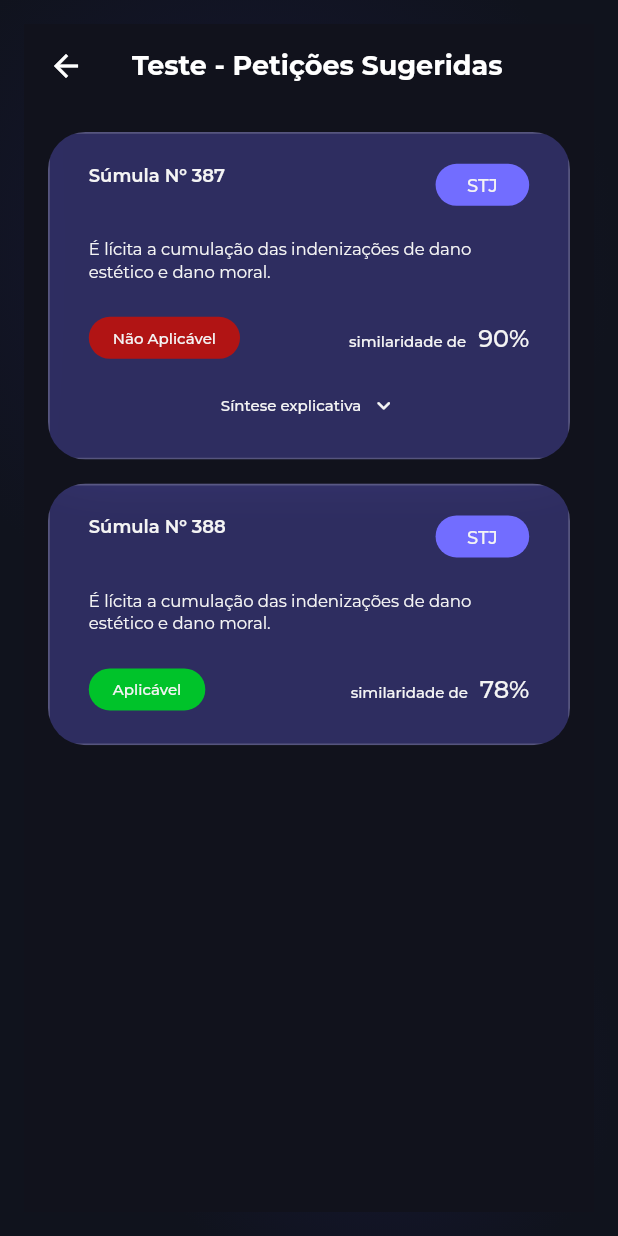
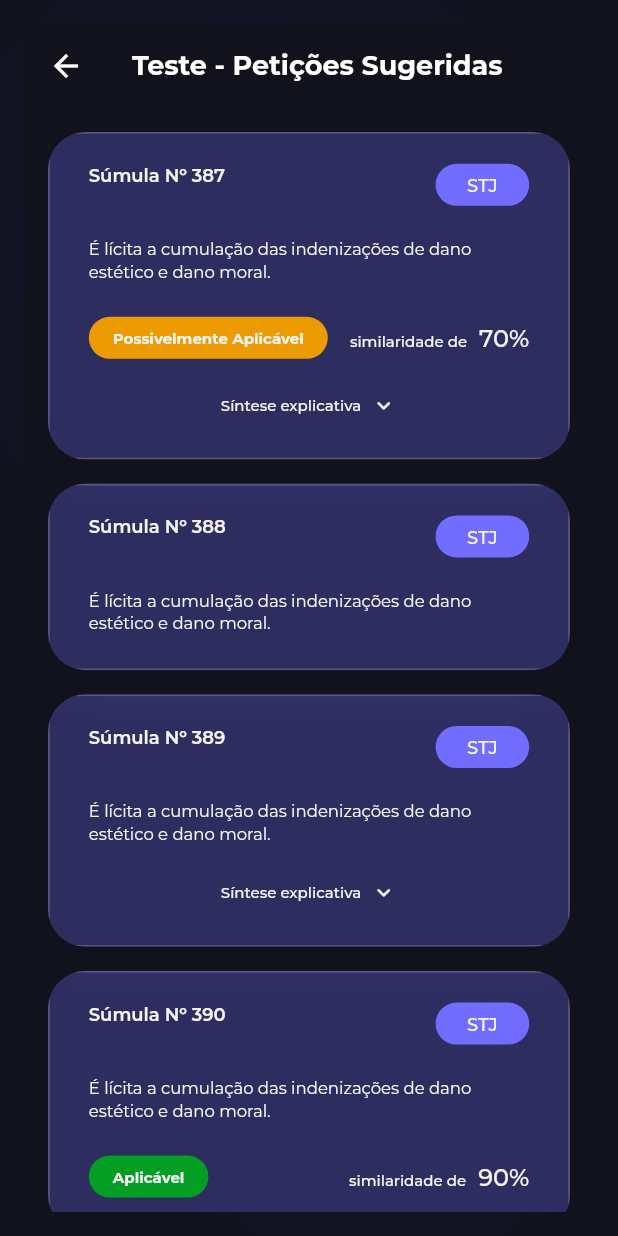
Before and after one commit to SkyFlyTeam/veredito-frontend, a Flutter app: the PrecedentSuggestedTestScreen screen opened by its route, on a phone screen of 412 x 824 dp. Run offline on Flutter 3.47's test engine with Material 3 defaults, Android fonts, the phone set to English and light mode, and no system bars; drawn by our look-alikes of toastification; our stand-ins replace dio, file_picker, flutter_dotenv, flutter_riverpod, flutter_secure_storage, flutter_svg and 1 more; missing offline and left inert: dart_jsonwebtoken; accounts and stored records are empty.

Commit message:
VER-15 fix: correções realizadas

```diff
--- a/lib/features/precedent/data/models/precedent_suggested_model.dart
+++ b/lib/features/precedent/data/models/precedent_suggested_model.dart
@@ -5,8 +5,8 @@ class PrecedentSuggestedModel {
   final int id;
   final int petitionId;
   final int precedentId;
-  final double percentualSimilaridade;
-  final int classificacao;
+  final double? percentualSimilaridade;
+  final int? classificacao;
   final String? sinteseExplicativa;
   final PrecedentModel? precedent;
 
@@ -25,6 +25,9 @@ class PrecedentSuggestedModel {
         json['sintese_explicativa']?.toString().trim() ?? '';
     final petition = _asMap(json['peticao']);
     final precedent = _asMap(json['precedente']);
+    final percentualSimilaridadeRaw =
+        json['percentual_similaridade']?.toString().trim() ?? '';
+    final classificacaoRaw = json['classificacao']?.toString().trim() ?? '';
 
     return PrecedentSuggestedModel(
       id:
@@ -54,13 +57,15 @@ class PrecedentSuggestedModel {
               ) ??
           0,
       percentualSimilaridade:
-          (json['percentual_similaridade'] as num?)?.toDouble() ??
-          double.tryParse(json['percentual_similaridade']?.toString() ?? '') ??
-          0,
+          percentualSimilaridadeRaw.isEmpty
+              ? null
+              : (json['percentual_similaridade'] as num?)?.toDouble() ??
+                    double.tryParse(percentualSimilaridadeRaw),
       classificacao:
-          (json['classificacao'] as num?)?.toInt() ??
-          int.tryParse(json['classificacao']?.toString() ?? '') ??
-          0,
+          classificacaoRaw.isEmpty
+              ? null
+              : (json['classificacao'] as num?)?.toInt() ??
+                    int.tryParse(classificacaoRaw),
       sinteseExplicativa:
           sinteseExplicativa.isEmpty ? null : sinteseExplicativa,
       precedent:
--- a/lib/features/precedent/domain/entities/precedent_suggested.dart
+++ b/lib/features/precedent/domain/entities/precedent_suggested.dart
@@ -4,8 +4,8 @@ class PrecedentSuggested {
   final int id;
   final int petitionId;
   final int precedentId;
-  final double percentualSimilaridade;
-  final int classificacao;
+  final double? percentualSimilaridade;
+  final int? classificacao;
   final String? sinteseExplicativa;
   final Precedent? precedent;
 
--- a/lib/features/precedent/presentation/PrecedentSuggested/screens/teste.dart
+++ b/lib/features/precedent/presentation/PrecedentSuggested/screens/teste.dart
@@ -14,8 +14,8 @@ class PrecedentSuggestedTestScreen extends StatelessWidget {
         id: 1,
         petitionId: 1,
         precedentId: 387,
-        percentualSimilaridade: 90,
-        classificacao: 0,
+        percentualSimilaridade: 70,
+        classificacao: 2,
         sinteseExplicativa:
             'Ambas teses tratam sobre os novos procedimentos estéticos que causam dano moral e legal.',
         precedent: Precedent(
@@ -33,14 +33,69 @@ class PrecedentSuggestedTestScreen extends StatelessWidget {
         id: 2,
         petitionId: 1,
         precedentId: 388,
-        percentualSimilaridade: 78,
-        classificacao: 1,
+        percentualSimilaridade: null,
+        classificacao: null,
         sinteseExplicativa: null,
         precedent: Precedent(
           id: 388,
           numeroRegistro: '388',
           tese: 'É lícita a cumulação das indenizações de dano estético e dano moral.',
           ultimaAtualizacao: DateTime(2026, 3, 25),
+          teseVetor: null,
+          questaoVetor: null,
+          tribunalNome: 'Superior Tribunal de Justiça',
+          tribunalSigla: 'STJ',
+        ),
+      ),
+      PrecedentSuggested(
+        id: 3,
+        petitionId: 1,
+        precedentId: 389,
+        percentualSimilaridade: null,
+        classificacao: null,
+        sinteseExplicativa:
+            'Ambas teses tratam sobre os novos procedimentos estéticos que causam dano moral e legal.',
+        precedent: Precedent(
+          id: 389,
+          numeroRegistro: '389 ',
+          tese: 'É lícita a cumulação das indenizações de dano estético e dano moral.',
+          ultimaAtualizacao: DateTime(2026, 3, 26),
+          teseVetor: null,
+          questaoVetor: null,
+          tribunalNome: 'Superior Tribunal de Justiça',
+          tribunalSigla: 'STJ',
+        ),
+      ),
+      PrecedentSuggested(
+        id: 4,
+        petitionId: 1,
+        precedentId: 390,
+        percentualSimilaridade: 90,
+        classificacao: 1,
+        sinteseExplicativa: null,
+        precedent: Precedent(
+          id: 390,
+          numeroRegistro: '390',
+          tese: 'É lícita a cumulação das indenizações de dano estético e dano moral.',
+          ultimaAtualizacao: DateTime(2026, 3, 26),
+          teseVetor: null,
+          questaoVetor: null,
+          tribunalNome: 'Superior Tribunal de Justiça',
+          tribunalSigla: 'STJ',
+        ),
+      ),
+      PrecedentSuggested(
+        id: 5,
+        petitionId: 1,
+        precedentId: 391,
+        percentualSimilaridade: 40,
+        classificacao: 0,
+        sinteseExplicativa: null,
+        precedent: Precedent(
+          id: 391,
+          numeroRegistro: '391',
+          tese: 'É lícita a cumulação das indenizações de dano estético e dano moral.',
+          ultimaAtualizacao: DateTime(2026, 3, 26),
           teseVetor: null,
           questaoVetor: null,
           tribunalNome: 'Superior Tribunal de Justiça',
--- a/lib/features/precedent/presentation/PrecedentSuggested/widget/PrecedentSuggestedCard.dart
+++ b/lib/features/precedent/presentation/PrecedentSuggested/widget/PrecedentSuggestedCard.dart
@@ -49,8 +49,9 @@ class _PrecedentSuggestedCardState extends State<PrecedentSuggestedCard> {
   Color get _classificationColor {
     switch (widget.suggestion.classificacao) {
       case 2:
+        return AppColors.yellow500;
       case 1:
-        return AppColors.green500;
+        return AppColors.green600;
       case 0:
       default:
         return AppColors.red500;
@@ -62,7 +63,10 @@ class _PrecedentSuggestedCardState extends State<PrecedentSuggestedCard> {
     final textTheme = Theme.of(context).textTheme;
     final hasSinteseExplicativa = widget.suggestion.hasSinteseExplicativa;
     final sinteseExplicativa = widget.suggestion.sinteseExplicativa?.trim();
-    final similarity = widget.suggestion.percentualSimilaridade.toStringAsFixed(0);
+    final similarity = widget.suggestion.percentualSimilaridade?.toStringAsFixed(0);
+    final hasClassificationAndSimilarity =
+        widget.suggestion.classificacao != null &&
+        widget.suggestion.percentualSimilaridade != null;
     final resolvedTitle = _resolveText(widget.title, widget.suggestion.resolvedTitle);
     final resolvedTribunalSigla = _resolveText(
       widget.tribunalSigla,
@@ -115,6 +119,7 @@ class _PrecedentSuggestedCardState extends State<PrecedentSuggestedCard> {
                   letterSpacing: 0,
                 ),
               ),
+              if (hasClassificationAndSimilarity) ...[
                 const SizedBox(height: 22),
                 Row(
                   crossAxisAlignment: CrossAxisAlignment.center,
@@ -135,7 +140,7 @@ class _PrecedentSuggestedCardState extends State<PrecedentSuggestedCard> {
                         style: textTheme.bodySmall?.copyWith(
                           color: AppColors.gray100,
                           fontSize: 10,
-                        fontWeight: FontWeight.w500,
+                          fontWeight: FontWeight.w700,
                           height: 1.2,
                           letterSpacing: 0,
                         ),
@@ -173,6 +178,7 @@ class _PrecedentSuggestedCardState extends State<PrecedentSuggestedCard> {
                     ),
                   ],
                 ),
+              ],
               if (hasSinteseExplicativa) ...[
                 const SizedBox(height: 18),
                 Center(
```
Lines whose indentation alone changed are shown as unchanged.
